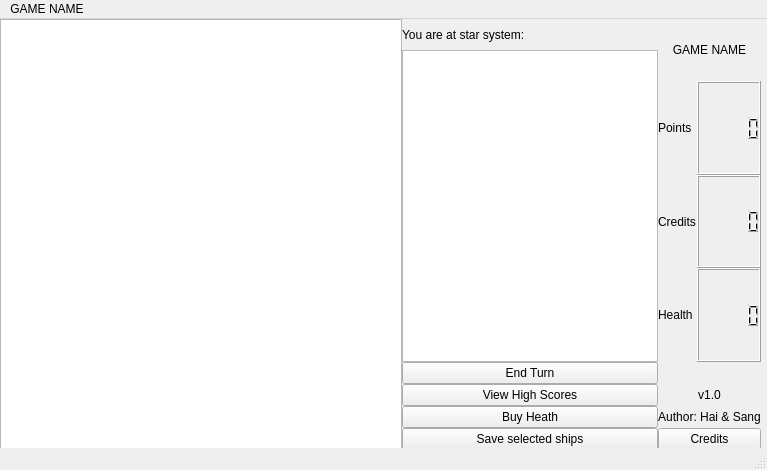
The window that GalaxyGame/Student/mainwindow.ui (jarvisluong/GalaxyGame) describes before a commit, drawn with Qt 5.
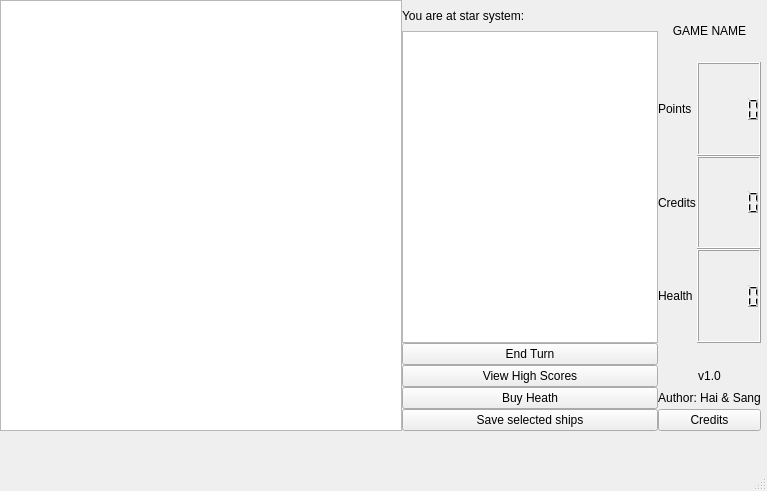
The same window after the commit.

Commit message: Fix layout UI that lose some text in Linux

Diff of the .ui file:
```diff
--- a/GalaxyGame/Student/mainwindow.ui
+++ b/GalaxyGame/Student/mainwindow.ui
@@ -7,7 +7,7 @@
     <x>0</x>
     <y>0</y>
     <width>767</width>
-    <height>470</height>
+    <height>491</height>
    </rect>
   </property>
   <property name="windowTitle">
@@ -144,15 +144,9 @@
      <x>0</x>
      <y>0</y>
      <width>767</width>
-     <height>22</height>
+     <height>28</height>
     </rect>
    </property>
-   <widget class="QMenu" name="menuGAME_NAME">
-    <property name="title">
-     <string>GAME NAME</string>
-    </property>
-   </widget>
-   <addaction name="menuGAME_NAME"/>
   </widget>
   <widget class="QStatusBar" name="statusbar"/>
  </widget>
```
The commit also changes 3 other files.
